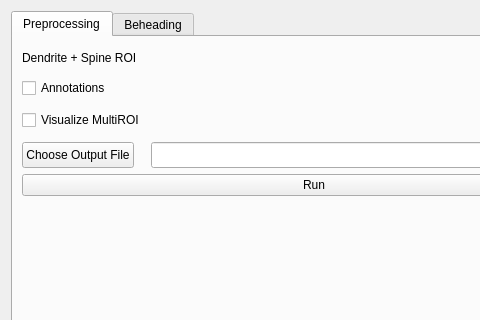
Before: the Qt Designer form mainformdsb.ui in AlexanderJCS/DSB-Volume, drawn with Qt 5; both pictures show x 0 to 480 and y 0 to 320 of the 628 by 778 pixel window.
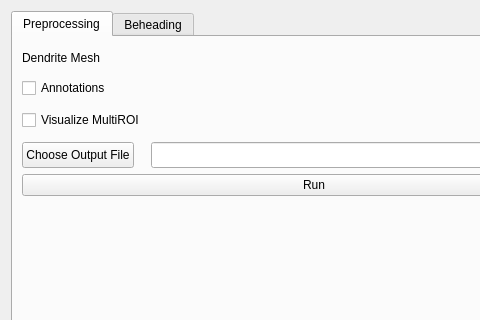
After: the same form once the commit is applied. The open tabs and pages were chosen to show the change. Custom widgets are drawn as their Qt base class.

Commit message: input a mesh

```diff
--- a/mainformdsb.ui
+++ b/mainformdsb.ui
@@ -53,7 +53,7 @@
          <item row="0" column="0">
           <widget class="QLabel" name="label">
            <property name="text">
-            <string>Dendrite + Spine ROI</string>
+            <string>Dendrite Mesh</string>
            </property>
           </widget>
          </item>
```
Left out of the diff: 2 changed lines with no effect on the pictures. The commit also changes 3 other files.
